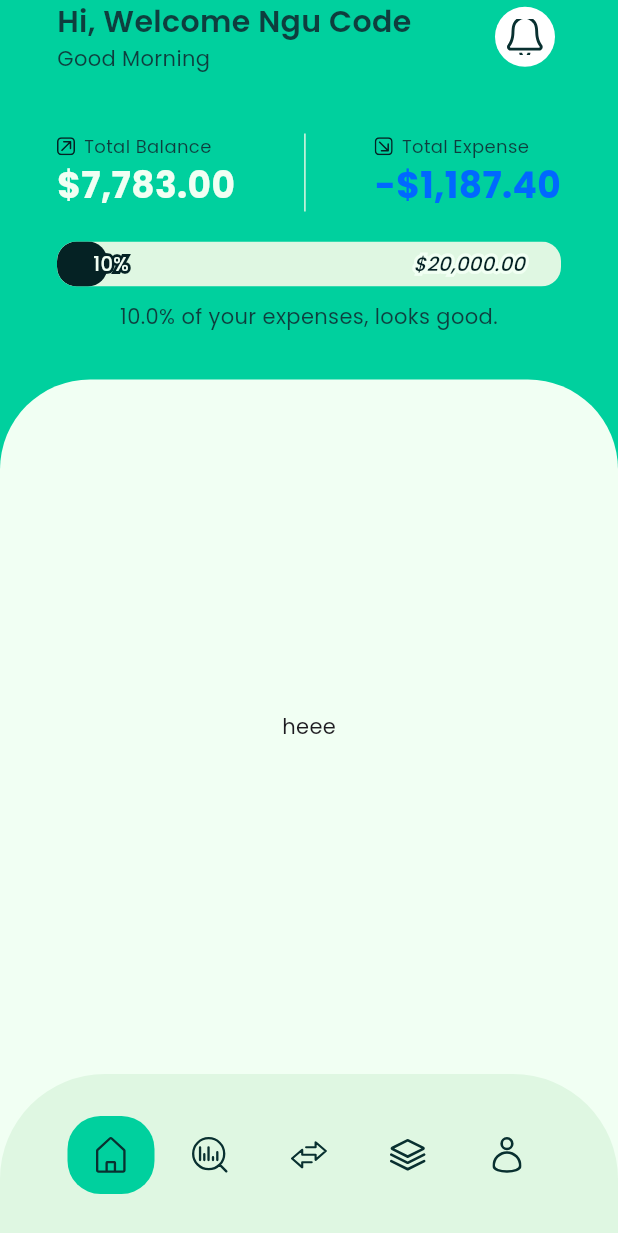
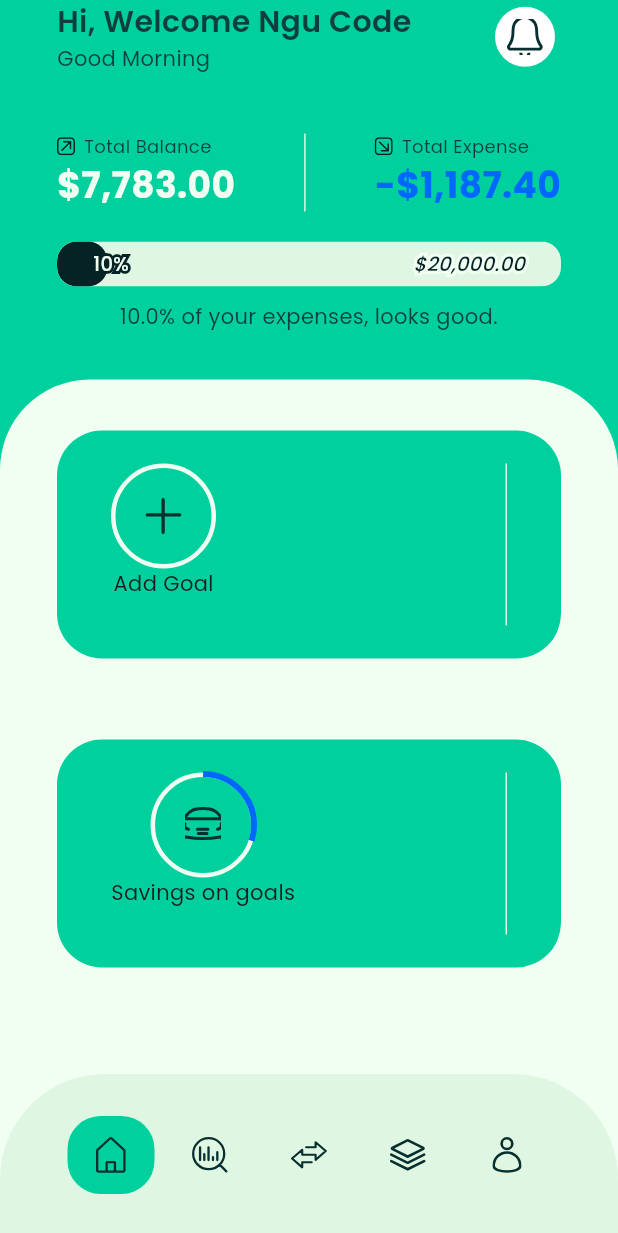
Before and after one commit to HungTran-2003/finance_app, a Flutter app: the screen it shows after launch, on a phone screen of 412 x 824 dp. Shown: the top 1233 px of the screen. Run offline on Flutter 3.47's test engine with Material 3 defaults, Android fonts, the phone set to English and light mode, and no system bars; our stand-ins replace equatable, flutter_bloc, flutter_dotenv, flutter_svg, go_router, shared_preferences and 1 more; accounts and stored records are empty.

Commit message:
feature: add goal card 20%

```diff
--- a/lib/common/app_svgs.dart
+++ b/lib/common/app_svgs.dart
@@ -13,4 +13,11 @@ class AppSVGs {
   static const income = "assets/vectors/icon_income.svg";
   static const expense = "assets/vectors/icon_expense.svg";
 
+  static const add = "assets/vectors/icon_add.svg";
+  static const car = "assets/vectors/icon_car.svg";
+  static const house = "assets/vectors/icon_house.svg";
+  static const weddingRing = "assets/vectors/icon_wedding_ring.svg";
+  static const food = "assets/vectors/icon_food.svg";
+  static const salary = "assets/vectors/icon_salary.svg";
+
 }
--- a/lib/l10n/intl_en.arb
+++ b/lib/l10n/intl_en.arb
@@ -42,5 +42,7 @@
   "home_budget_income": "${value}",
   "home_budget_expense": "-${value}",
   "home_message_good": "{percent} of your expenses, looks good.",
-  "home_message_bad": "{percent} of your expenses, looks bad."
+  "home_message_bad": "{percent} of your expenses, looks bad.",
+  "home_message_goal": "Savings on goals",
+  "home_message_goal_add": "Add Goal"
 }
--- a/lib/ui/pages/home/home_page.dart
+++ b/lib/ui/pages/home/home_page.dart
@@ -2,9 +2,11 @@ import 'dart:developer';
 
 import 'package:finance_app/common/app_colors.dart';
 import 'package:finance_app/common/app_dimens.dart';
+import 'package:finance_app/common/app_svgs.dart';
 import 'package:finance_app/ui/pages/home/home_cubit.dart';
 import 'package:finance_app/ui/pages/home/home_navigator.dart';
 import 'package:finance_app/ui/pages/home/widgets/finalcial_overview/financial_overview_card.dart';
+import 'package:finance_app/ui/pages/home/widgets/goal_card.dart';
 import 'package:finance_app/ui/pages/home/widgets/header_page.dart';
 import 'package:flutter/material.dart';
 import 'package:flutter_bloc/flutter_bloc.dart';
@@ -88,7 +90,20 @@ class _HomeChildPageState extends State<HomeChildPage> {
                 color: AppColors.background
               ),
               margin: const EdgeInsets.all(0),
-              child: Center(child: Text("heee")),
+              child: Column(
+                crossAxisAlignment: CrossAxisAlignment.stretch,
+                children: [
+                  GoalCard(),
+                  const SizedBox(height: 20,),
+                  GoalCard(
+                    topExpenseIconPath: AppSVGs.car,
+                    topExpenseName: "Car",
+                    topExpenseAmount: 1200,
+                    incomeLastWeek: 4000,
+                    targetProgress: 0.3,
+                  )
+                ],
+              ),
             ),
           )
         ],
--- a/lib/ui/pages/home/widgets/goal_card.dart
+++ b/lib/ui/pages/home/widgets/goal_card.dart
@@ -1,11 +1,101 @@
+import 'package:finance_app/common/app_colors.dart';
+import 'package:finance_app/common/app_dimens.dart';
+import 'package:finance_app/common/app_svgs.dart';
+import 'package:finance_app/generated/l10n.dart';
+import 'package:finance_app/ui/widgets/divider/app_divider.dart';
 import 'package:flutter/material.dart';
+import 'package:flutter_svg/flutter_svg.dart';
 
 class GoalCard extends StatelessWidget {
-
-  const GoalCard({super.key});
+  final String? topExpenseIconPath;
+  final String? topExpenseName;
+  final double? topExpenseAmount;
+  final double? incomeLastWeek;
+  final double? targetProgress;
+  const GoalCard({
+    super.key,
+    this.topExpenseIconPath = AppSVGs.add,
+    this.topExpenseName,
+    this.topExpenseAmount = 0,
+    this.incomeLastWeek = 0,
+    this.targetProgress = 0,
+  });
 
   @override
   Widget build(BuildContext context) {
-    return const Placeholder();
+    return Container(
+      margin: EdgeInsets.only(
+        left: AppDimens.marginNormal,
+        right: AppDimens.marginNormal,
+        top: 34.0,
+      ),
+      height: 152.0,
+      decoration: BoxDecoration(
+        borderRadius: BorderRadius.circular(30.0),
+        color: AppColors.primary,
+      ),
+
+      child: Padding(
+        padding: const EdgeInsets.only(
+          left: 36,
+          right: 36,
+          top: 22,
+          bottom: 22,
+        ),
+        child: Row(
+          mainAxisAlignment: MainAxisAlignment.spaceBetween,
+          children: [
+            _buildGoalWidget(context),
+            AppDividers.vertical
+          ],
+        ),
+      ),
+    );
+  }
+
+  Widget _buildGoalWidget(BuildContext context) {
+    return Column(
+      children: [
+        _buildProgressWidget(),
+        Text(
+          topExpenseIconPath! == AppSVGs.add
+              ? S.of(context).home_message_goal_add
+              : S.of(context).home_message_goal,
+          textAlign: TextAlign.center,
+        ),
+      ],
+    );
+  }
+
+  Widget _buildProgressWidget() {
+    return Stack(
+      alignment: Alignment.center,
+      children: [
+        Container(
+          width: 70,
+          height: 70,
+          decoration: BoxDecoration(
+            border: BoxBorder.all(color: AppColors.background, width: 3),
+            shape: BoxShape.circle,
+          ),
+        ),
+        SizedBox(
+          width: 68,
+          height: 68,
+          child: CircularProgressIndicator(
+            value: targetProgress,
+            strokeWidth: 4,
+            backgroundColor: Colors.transparent,
+            valueColor: AlwaysStoppedAnimation<Color>(AppColors.tBlue),
+          ),
+        ),
+        SvgPicture.asset(
+          topExpenseIconPath!,
+          width: 24,
+          height: 24,
+          fit: BoxFit.cover,
+        ),
+      ],
+    );
   }
 }
```
Also changed, not shown: assets/vectors/icon_add.svg (added), assets/vectors/icon_food.svg (added), assets/vectors/icon_salary.svg (added), lib/generated/intl/messages_en.dart, lib/generated/l10n.dart.
